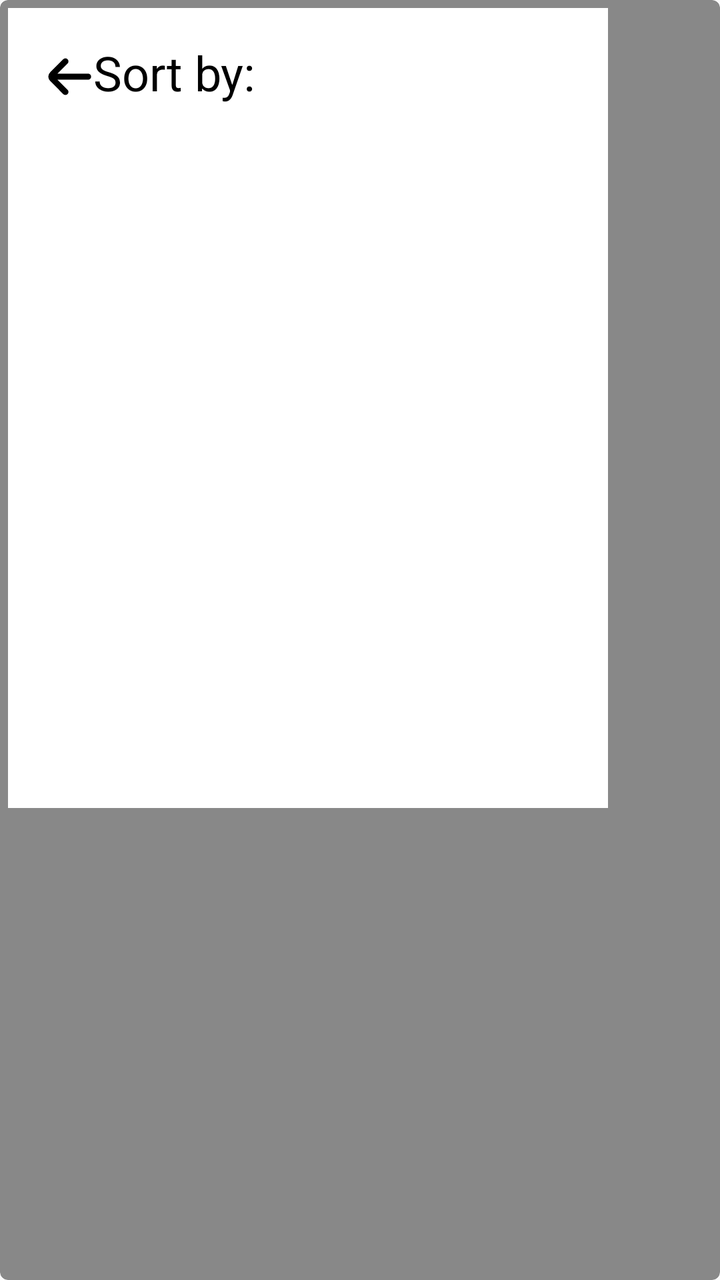
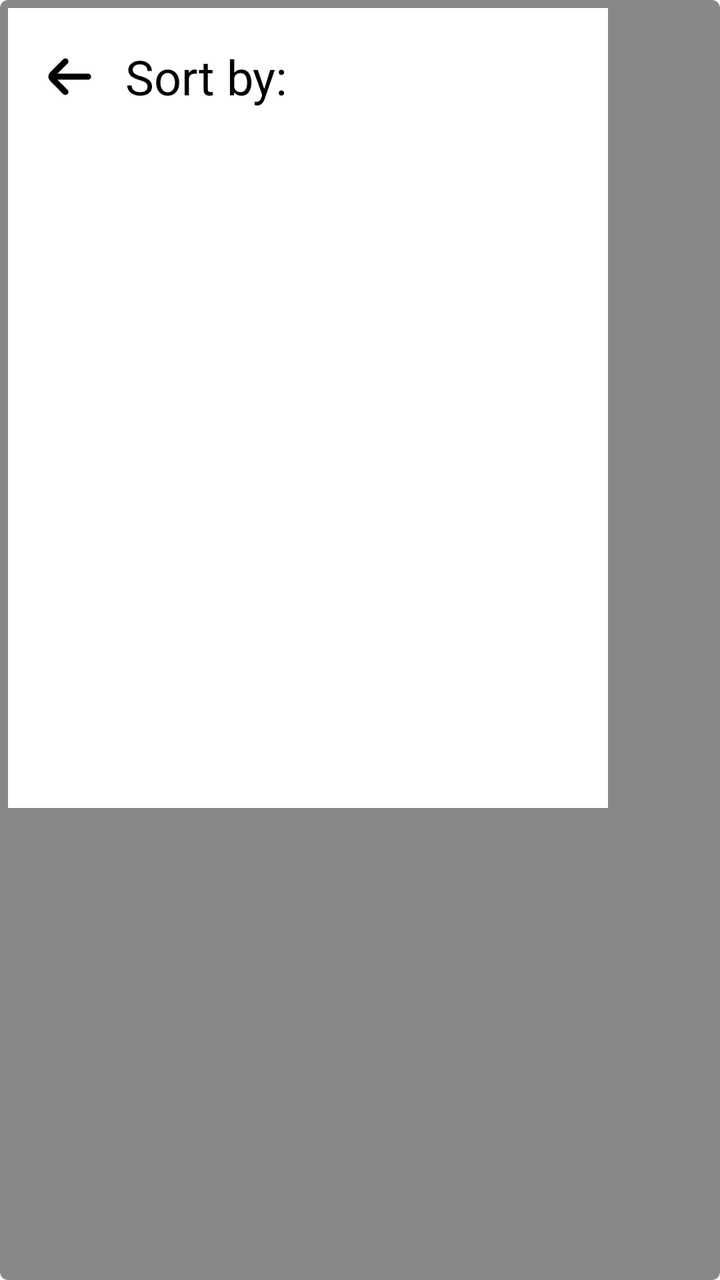

The first picture is an Android layout as it rendered before a commit; the second is the same layout after the commit. The layout source and the unified diff follow.
<!-- AndroidManifest.xml: application theme Theme.PlainContainers -->
<!-- res/layout/popup_list.xml -->
<?xml version="1.0" encoding="utf-8"?>
<androidx.cardview.widget.CardView
    xmlns:android="http://schemas.android.com/apk/res/android"
    xmlns:app="http://schemas.android.com/apk/res-auto"
    android:layout_width="wrap_content"
    android:layout_height="wrap_content"
    app:cardCornerRadius="@dimen/cornerRadiusDefault"
    app:cardBackgroundColor="@color/border"
    app:cardElevation="0dp"
    >

    <androidx.constraintlayout.widget.ConstraintLayout
        android:layout_width="wrap_content"
        android:layout_height="wrap_content"
        android:background="@color/backgroundDefault"
        android:layout_margin="4dp"
        android:padding="@dimen/viewPadding"
        android:minWidth="300dp"
        android:minHeight="400dp"
        >

        <androidx.constraintlayout.widget.Guideline
            android:id="@+id/guidelineVert1"
            android:layout_width="0dp"
            android:layout_height="wrap_content"
            android:orientation="vertical"
            app:layout_constraintGuide_percent="0.1"
        />

        <androidx.constraintlayout.widget.Guideline
            android:id="@+id/guidelineVert2"
            android:layout_width="0dp"
            android:layout_height="wrap_content"
            android:orientation="vertical"
            app:layout_constraintGuide_percent="0.9"
            />

        <androidx.constraintlayout.widget.Guideline
            android:id="@+id/guidelineHorz1"
            android:layout_width="wrap_content"
            android:layout_height="0dp"
            android:orientation="horizontal"
            app:layout_constraintGuide_percent="0.1"
            />

        <ImageButton
            android:layout_width="0dp"
            android:layout_height="0dp"
            android:src="@drawable/arrow_small_left_24"
            android:contentDescription="@string/accessibility_btn_dismiss_popup"
            android:scaleType="centerCrop"
            android:background="@color/backgroundDefault"
            app:layout_constraintTop_toTopOf="parent"
            app:layout_constraintBottom_toTopOf="@id/guidelineHorz1"
            app:layout_constraintStart_toStartOf="parent"
            app:layout_constraintEnd_toStartOf="@id/guidelineVert1"
        />

        <TextView
            android:id="@+id/txtPopupListTitle"
            android:layout_width="0dp"
            android:layout_height="0dp"
            android:text="@string/popup_sort_title"
            android:textAppearance="@style/Widget.PlainContainers.Text.Title"
            app:layout_constraintTop_toTopOf="parent"
            app:layout_constraintBottom_toTopOf="@id/guidelineHorz1"
            app:layout_constraintStart_toStartOf="@id/guidelineVert1"
            app:layout_constraintEnd_toEndOf="@id/guidelineVert2"
            />

        <ListView
            android:id="@+id/lvPopupList"
            android:layout_width="0dp"
            android:layout_height="0dp"
            android:layout_marginTop="24dp"
            android:divider="@color/backgroundDefault"
            android:dividerHeight="16dp"
            app:layout_constraintTop_toBottomOf="@id/guidelineHorz1"
            app:layout_constraintBottom_toBottomOf="parent"
            app:layout_constraintStart_toStartOf="parent"
            app:layout_constraintEnd_toEndOf="parent"
            />
    </androidx.constraintlayout.widget.ConstraintLayout>
</androidx.cardview.widget.CardView>
<!-- resources referenced by this layout -->
<resources>
  <color name="backgroundDefault">@color/white</color>
  <color name="border">@color/darkgray</color>
  <dimen name="cornerRadiusDefault">4dp</dimen>
  <dimen name="viewPadding">16dp</dimen>
  <!-- drawable arrow_small_left_24 (drawable) -->
  <vector xmlns:android="http://schemas.android.com/apk/res/android" android:height="24dp" android:viewportHeight="24" android:viewportWidth="24" android:width="24dp">
        
      <path android:fillColor="#FF000000" android:pathData="M19,11H9l3.29,-3.29a1,1 0,0 0,0 -1.42,1 1,0 0,0 -1.41,0l-4.29,4.3A2,2 0,0 0,6 12H6a2,2 0,0 0,0.59 1.4l4.29,4.3a1,1 0,1 0,1.41 -1.42L9,13H19a1,1 0,0 0,0 -2Z"/>
      
  </vector>
  <string name="accessibility_btn_dismiss_popup">Cancel</string>
  <string name="popup_sort_title">Sort by:</string>
  <style name="Widget.PlainContainers.Text.Title" parent="Theme.PlainContainers">
          <item name="android:textSize">@dimen/fontSizeTitle</item>
          <item name="android:textColor">@color/textColorTitle</item>
      </style>
  <style name="Theme.PlainContainers" parent="Theme.AppCompat.Light.NoActionBar">
          <item name="android:windowTranslucentStatus">true</item>
      </style>
  <color name="white">#FFFFFFFF</color>
  <color name="darkgray">#888</color>
  <dimen name="fontSizeTitle">24sp</dimen>
  <color name="textColorTitle">@color/black</color>
  <color name="black">#FF000000</color>
</resources>

<!-- the commit's change to res/layout/popup_list.xml (unified diff, before → after) -->
@@ -60,6 +60,8 @@
             android:id="@+id/txtPopupListTitle"
             android:layout_width="0dp"
             android:layout_height="0dp"
+            android:gravity="center_vertical"
+            android:layout_marginStart="16dp"
             android:text="@string/popup_sort_title"
             android:textAppearance="@style/Widget.PlainContainers.Text.Title"
             app:layout_constraintTop_toTopOf="parent"
